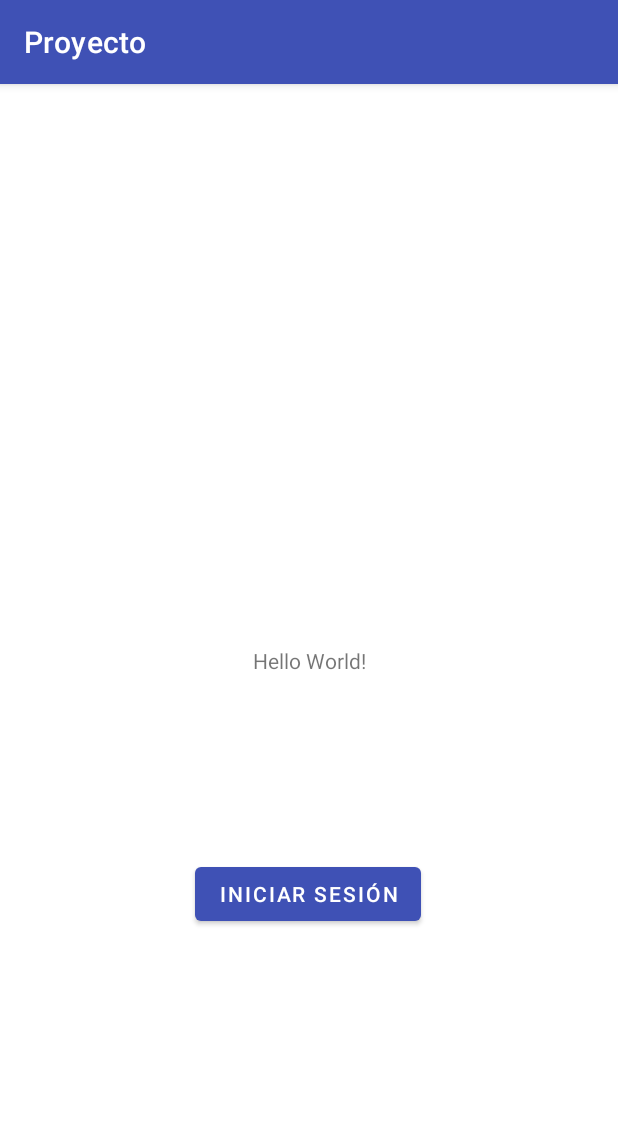
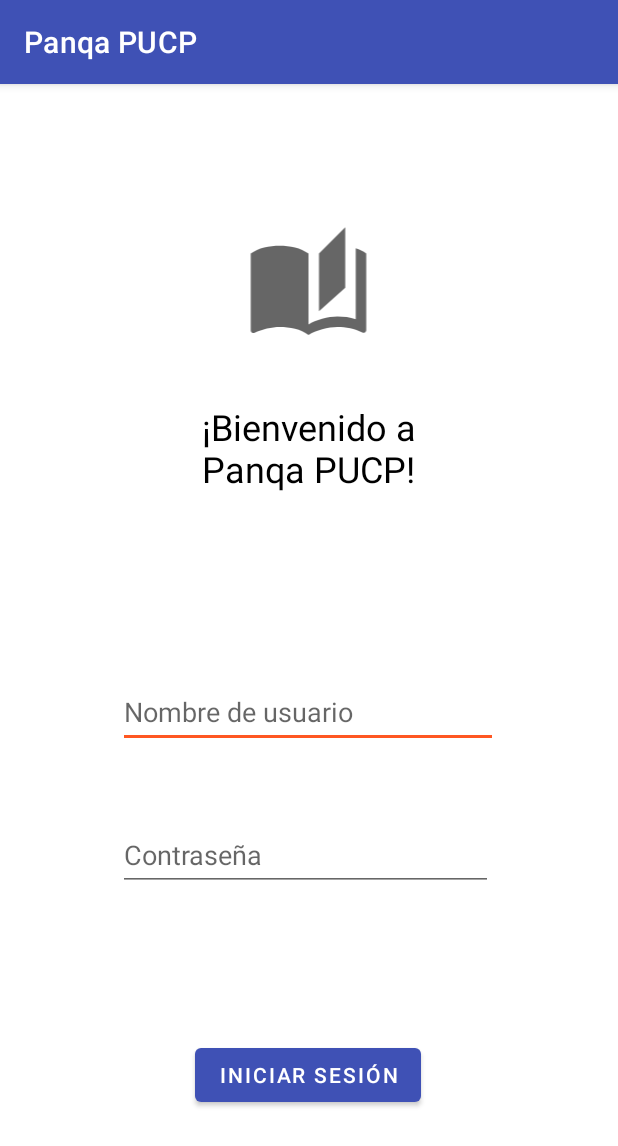
Before and after one commit to Jhonatan-Polar/MovilesA, an Android app: the screen it shows after launch (MainActivity), on a phone screen of 412 x 824 dp. Shown: the top 1146 px of the screen. Run offline under Robolectric (Android 15) with nearby library versions, the phone set to English and light mode, and no system bars.

Commit message:
Login Pantalla

```diff
--- a/app/src/main/java/pe/edu/pucp/proyecto/ui/busqueda/BusquedaFragment.kt
+++ b/app/src/main/java/pe/edu/pucp/proyecto/ui/busqueda/BusquedaFragment.kt
@@ -52,9 +52,9 @@ class BusquedaFragment : Fragment() {
 
 
         /*
-        val textView: TextView = binding.textBusqueda
+        val txtNombreUsuario: TextView = binding.textBusqueda
         busquedaViewModel.text.observe(viewLifecycleOwner, Observer {
-            textView.text = it
+            txtNombreUsuario.text = it
         })
          */
 
--- a/app/src/main/res/layout/activity_main.xml
+++ b/app/src/main/res/layout/activity_main.xml
@@ -6,25 +6,69 @@
     android:layout_height="match_parent"
     tools:context=".MainActivity">
 
+    <ImageView
+        android:id="@+id/imageFilterView"
+        android:layout_width="118dp"
+        android:layout_height="84dp"
+        android:layout_marginTop="92dp"
+        app:layout_constraintEnd_toEndOf="parent"
+        app:layout_constraintHorizontal_bias="0.498"
+        app:layout_constraintStart_toStartOf="parent"
+        app:layout_constraintTop_toTopOf="parent"
+        app:srcCompat="@drawable/ic_baseline_auto_stories_24" />
+
     <TextView
-        android:id="@+id/textView"
-        android:layout_width="wrap_content"
-        android:layout_height="wrap_content"
-        android:text="Hello World!"
-        app:layout_constraintBottom_toBottomOf="parent"
-        app:layout_constraintLeft_toLeftOf="parent"
-        app:layout_constraintRight_toRightOf="parent"
-        app:layout_constraintTop_toTopOf="parent" />
+        android:id="@+id/txtIniciarSesion"
+        android:layout_width="158dp"
+        android:layout_height="168dp"
+        android:layout_marginTop="36dp"
+        android:text="@string/txtIniciarSesion"
+        android:textAlignment="center"
+        android:textColor="@android:color/black"
+        android:textSize="24sp"
+        app:layout_constraintEnd_toEndOf="parent"
+        app:layout_constraintHorizontal_bias="0.498"
+        app:layout_constraintStart_toStartOf="parent"
+        app:layout_constraintTop_toBottomOf="@+id/imageFilterView" />
 
     <Button
         android:id="@+id/btnIniciarSesion"
         android:layout_width="wrap_content"
         android:layout_height="wrap_content"
-        android:layout_marginBottom="204dp"
         android:text="@string/btnIniciarSesion"
         app:layout_constraintBottom_toBottomOf="parent"
         app:layout_constraintEnd_toEndOf="parent"
         app:layout_constraintHorizontal_bias="0.498"
-        app:layout_constraintStart_toStartOf="parent" />
+        app:layout_constraintStart_toStartOf="parent"
+        app:layout_constraintTop_toTopOf="parent"
+        app:layout_constraintVertical_bias="0.884" />
+
+    <EditText
+        android:id="@+id/editTextTextPersonName"
+        android:layout_width="253dp"
+        android:layout_height="48dp"
+        android:layout_marginBottom="32dp"
+        android:ems="10"
+        android:hint="@string/txtNombreUsuario"
+        android:inputType="textEmailAddress"
+        android:minHeight="48dp"
+        app:layout_constraintBottom_toTopOf="@+id/editTextTextPassword"
+        app:layout_constraintEnd_toEndOf="parent"
+        app:layout_constraintHorizontal_bias="0.497"
+        app:layout_constraintStart_toStartOf="parent"
+        app:layout_constraintTop_toBottomOf="@+id/txtIniciarSesion" />
+
+    <EditText
+        android:id="@+id/editTextTextPassword"
+        android:layout_width="250dp"
+        android:layout_height="48dp"
+        android:layout_marginBottom="215dp"
+        android:ems="10"
+        android:hint="@string/txtContrasenia"
+        android:inputType="textPassword"
+        android:minHeight="48dp"
+        app:layout_constraintBottom_toBottomOf="parent"
+        app:layout_constraintStart_toStartOf="@+id/editTextTextPersonName"
+        app:layout_constraintTop_toBottomOf="@+id/editTextTextPersonName" />
 
 </androidx.constraintlayout.widget.ConstraintLayout>
--- a/app/src/main/res/values/strings.xml
+++ b/app/src/main/res/values/strings.xml
@@ -1,5 +1,5 @@
 <resources>
-    <string name="app_name">Proyecto</string>
+    <string name="app_name">Panqa PUCP</string>
     <string name="title_activity_bottom_navigation">BottomNavigation</string>
     <string name="title_historial">Historial</string>
     <string name="title_pendientes">Pendientes</string>
@@ -16,4 +16,7 @@
     <string name="txtDefault">null</string>
     <string name="txtBuscar">Encuentra el libro que buscas:</string>
     <string name="btnBuscar">BUSCAR</string>
+    <string name="txtNombreUsuario">Nombre de usuario</string>
+    <string name="txtContrasenia">Contraseña</string>
+    <string name="txtIniciarSesion">¡Bienvenido a Panqa PUCP!</string>
 </resources>
```
